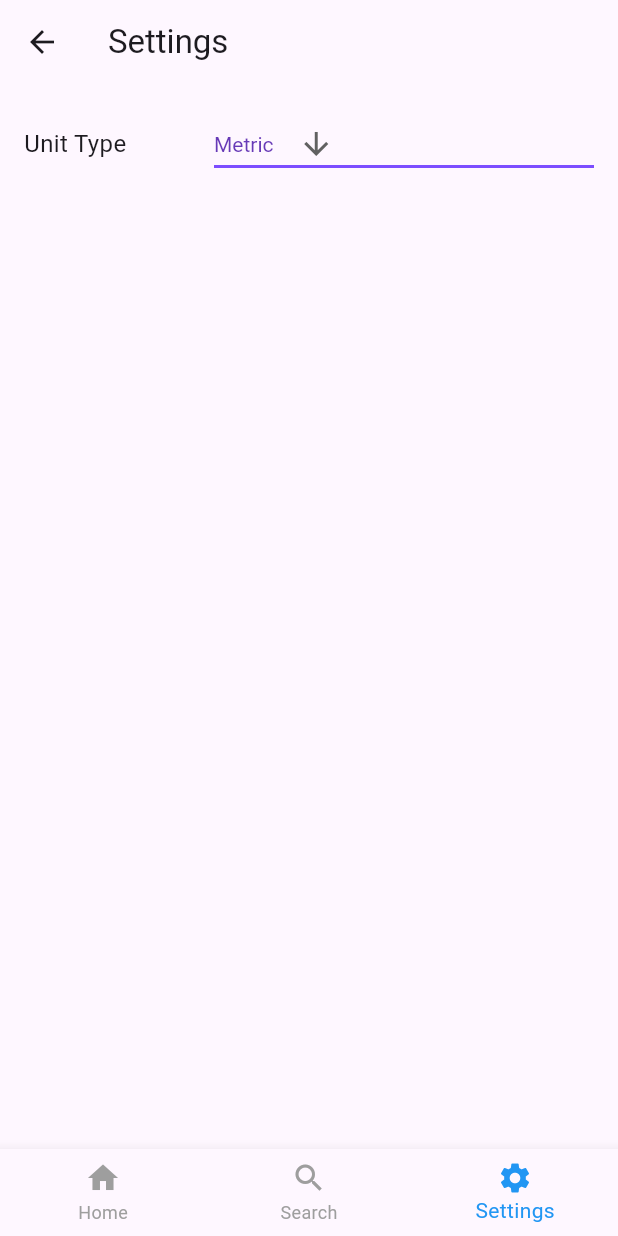
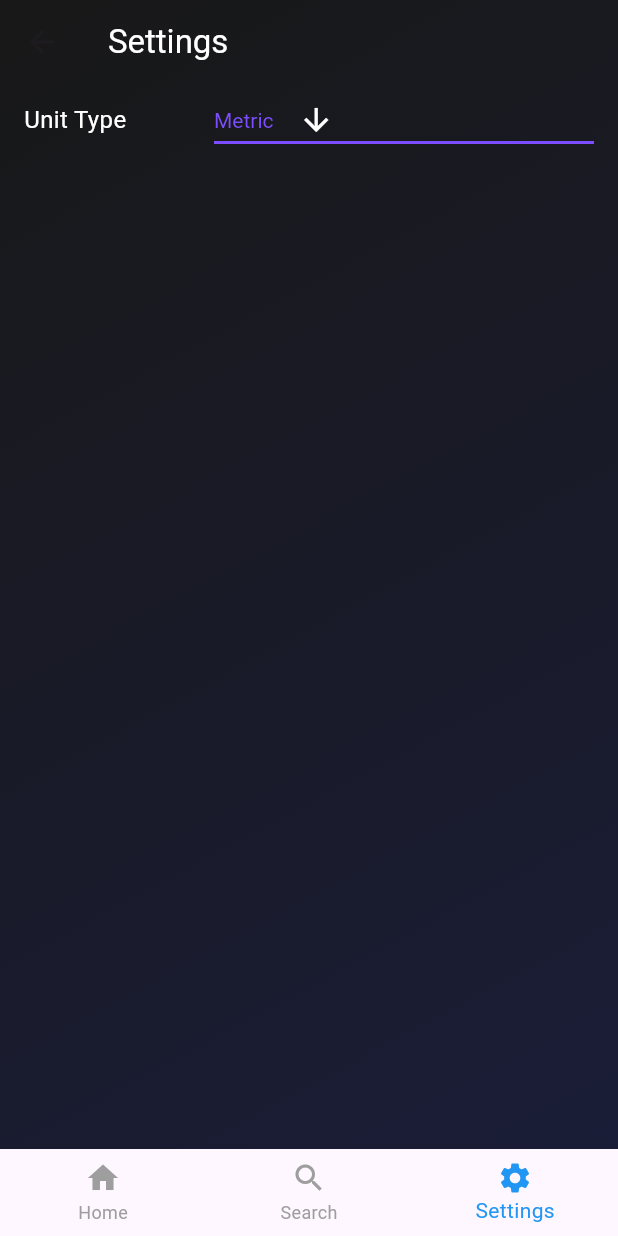
Before and after one commit to Brayan2134/CanIBoulderOutside, a Flutter app: the SettingsPage screen opened by its route, on a phone screen of 412 x 824 dp. Run offline on Flutter 3.47's test engine with Material 3 defaults, Android fonts, the phone set to English and light mode, and no system bars; our stand-ins replace geocoding, geolocator.

Commit message:
Settings page has been updated to reflect new UI

```diff
--- a/lib/pages/settings_page.dart
+++ b/lib/pages/settings_page.dart
@@ -14,27 +14,58 @@ class _SettingsPageState extends State<SettingsPage> {
   @override
   Widget build(BuildContext context) {
     return Scaffold(
-      appBar: AppBar(
-        title: const Text("Settings"),
+      body: Stack(
+        children: <Widget>[
+          Container(
+            decoration: const BoxDecoration(
+              gradient: LinearGradient(
+                begin: Alignment.topLeft,
+                end: Alignment.bottomRight,
+                colors: [
+                  Color.fromRGBO(24, 24, 24, 1),
+                  Color.fromRGBO(26, 29, 55, 1),
+                ],
               ),
-      body: Padding(
-        padding: const EdgeInsets.all(16.0),
-        child: Row(
+            ),
+          ),
+
+          Column(
+            children: <Widget>[
+              AppBar(
+                title: const Text(
+                  "Settings",
+                  style: TextStyle(
+                    color: Colors.white,
+                  ),
+                ),
+                backgroundColor: Colors.transparent,
+                elevation: 0,
+              ),
+
+              Expanded(
+                  child: Padding(
+                    padding: const EdgeInsets.symmetric(horizontal: 16.0),
+                    child: SingleChildScrollView(
+                      child: Column(
+                        children: [
+
+                          // Add your "Unit Type" and DropdownButton here
+                          Row(
                             children: <Widget>[
                               Expanded(
                                 flex: 1,
                                 child: Text(
                                   "Unit Type",
-                style: TextStyle(fontSize: 16.0),
+                                  style: TextStyle(fontSize: 16.0, color: Colors.white), // Adjust style as needed
                                 ),
                               ),
                               Expanded(
                                 flex: 2,
                                 child: DropdownButton<String>(
                                   value: currentUnit,
-                icon: const Icon(Icons.arrow_downward),
+                                  icon: const Icon(Icons.arrow_downward, color: Colors.white),
                                   elevation: 16,
-                style: const TextStyle(color: Colors.deepPurple),
+                                  style: const TextStyle(color: Colors.white),
                                   underline: Container(
                                     height: 2,
                                     color: Colors.deepPurpleAccent,
@@ -47,13 +78,29 @@ class _SettingsPageState extends State<SettingsPage> {
                                   items: units.map<DropdownMenuItem<String>>((String value) {
                                     return DropdownMenuItem<String>(
                                       value: value,
-                    child: Text(value),
+                                      child: Container(
+                                        color: Colors.transparent,
+                                        child: Text(
+                                          value,
+                                          style: const TextStyle(
+                                            color: Colors.deepPurpleAccent,
+                                          ),
+                                        ),
+                                      ),
                                     );
                                   }).toList(),
                                 ),
                               ),
                             ],
                           ),
+                        ],
+                      ),
+                    ),
+                ),
+              ),
+            ],
+          ),
+        ],
       ),
       bottomNavigationBar: BottomNavigationBar(
         items: const [
@@ -90,4 +137,6 @@ class _SettingsPageState extends State<SettingsPage> {
       ), // Your existing bottom navigation bar code
     );
   }
+
+
 }
```
Lines whose indentation alone changed are shown as unchanged.
